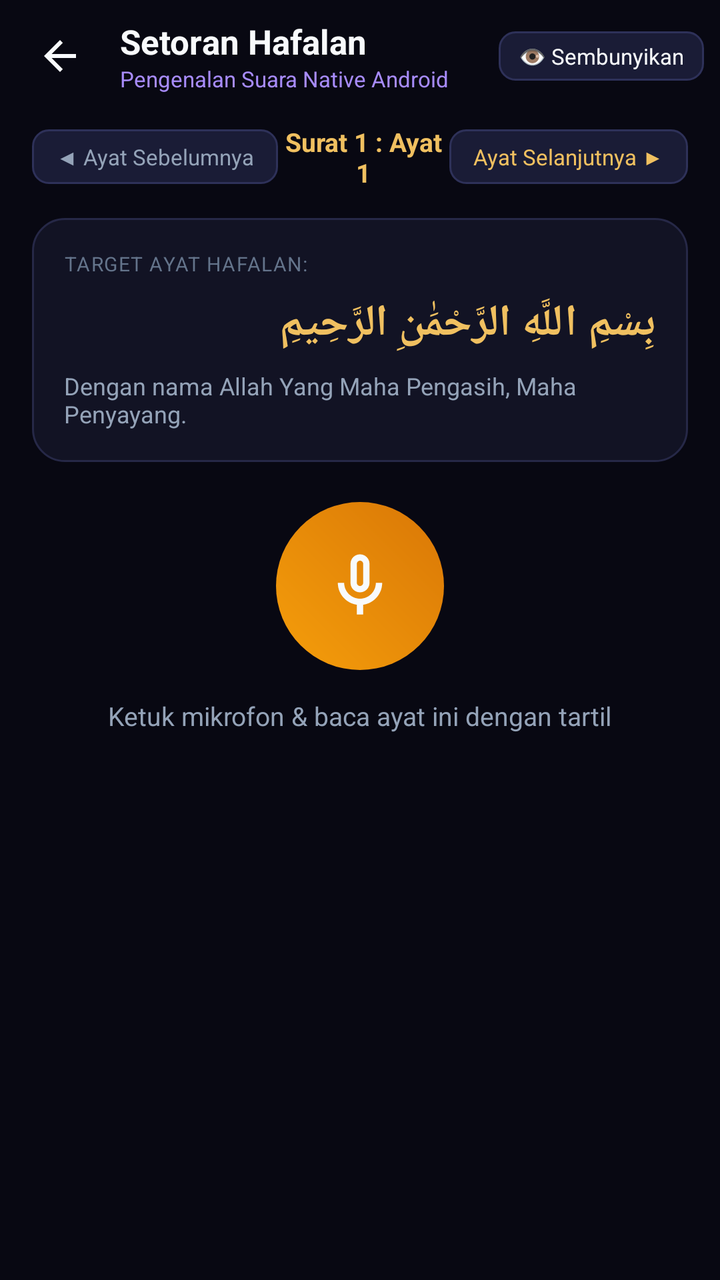
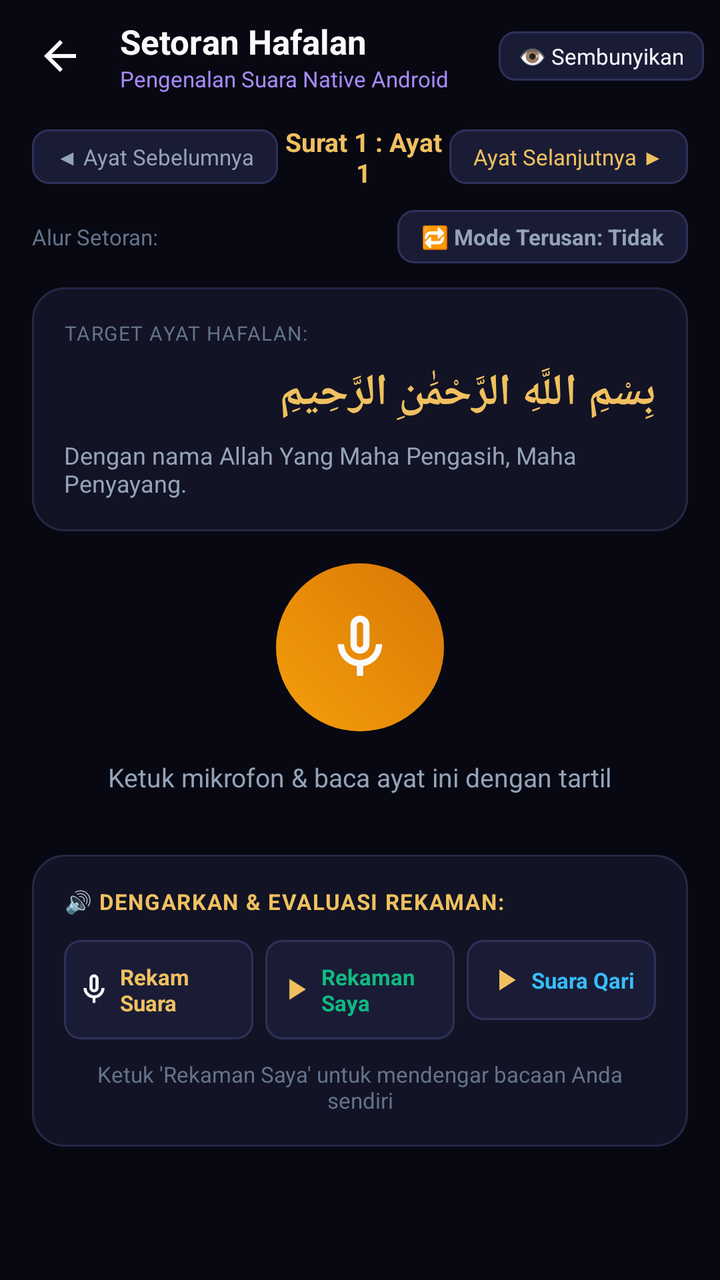

Compare the two renders of this Android layout. The source of the first and the diff that turns it into the second are given below.
<!-- AndroidManifest.xml: activity theme AppTheme.NoActionBar -->
<!-- res/layout/activity_hafalan.xml -->
<?xml version="1.0" encoding="utf-8"?>
<ScrollView xmlns:android="http://schemas.android.com/apk/res/android"
    android:layout_width="match_parent"
    android:layout_height="match_parent"
    android:background="@color/bg_main"
    android:fillViewport="true">

    <LinearLayout
        android:layout_width="match_parent"
        android:layout_height="wrap_content"
        android:orientation="vertical"
        android:paddingBottom="24dp">

        
        <LinearLayout
            android:layout_width="match_parent"
            android:layout_height="56dp"
            android:orientation="horizontal"
            android:gravity="center_vertical"
            android:paddingHorizontal="8dp">

            <ImageButton
                android:id="@+id/btn_back_hafal"
                android:layout_width="44dp"
                android:layout_height="44dp"
                android:background="?attr/selectableItemBackgroundBorderless"
                android:src="@drawable/ic_arrow_back"
                android:contentDescription="Kembali" />

            <LinearLayout
                android:layout_width="0dp"
                android:layout_height="wrap_content"
                android:layout_weight="1"
                android:orientation="vertical"
                android:layout_marginStart="8dp">

                <TextView
                    android:id="@+id/tv_hafal_title"
                    android:layout_width="wrap_content"
                    android:layout_height="wrap_content"
                    android:text="Setoran Hafalan"
                    android:textColor="@color/text_primary"
                    android:textSize="17sp"
                    android:textStyle="bold" />

                <TextView
                    android:id="@+id/tv_hafal_subtitle"
                    android:layout_width="wrap_content"
                    android:layout_height="wrap_content"
                    android:text="Pengenalan Suara Native Android"
                    android:textColor="@color/purple_accent"
                    android:textSize="11sp" />
            </LinearLayout>

            <TextView
                android:id="@+id/btn_toggle_hide"
                android:layout_width="wrap_content"
                android:layout_height="wrap_content"
                android:background="@drawable/bg_chip_action"
                android:paddingHorizontal="10dp"
                android:paddingVertical="5dp"
                android:text="👁️ Sembunyikan"
                android:textColor="@color/text_primary"
                android:textSize="11sp" />
        </LinearLayout>

        
        <LinearLayout
            android:layout_width="match_parent"
            android:layout_height="wrap_content"
            android:orientation="horizontal"
            android:gravity="center_vertical"
            android:paddingHorizontal="16dp"
            android:paddingVertical="6dp">

            <TextView
                android:id="@+id/btn_prev_ayah"
                android:layout_width="wrap_content"
                android:layout_height="wrap_content"
                android:background="@drawable/bg_chip_action"
                android:paddingHorizontal="12dp"
                android:paddingVertical="6dp"
                android:text="◀ Ayat Sebelumnya"
                android:textColor="@color/text_secondary"
                android:textSize="11sp" />

            <TextView
                android:id="@+id/tv_current_ayah_badge"
                android:layout_width="0dp"
                android:layout_height="wrap_content"
                android:layout_weight="1"
                android:gravity="center"
                android:text="Surat 1 : Ayat 1"
                android:textColor="@color/gold_primary"
                android:textSize="13sp"
                android:textStyle="bold" />

            <TextView
                android:id="@+id/btn_next_ayah"
                android:layout_width="wrap_content"
                android:layout_height="wrap_content"
                android:background="@drawable/bg_chip_action"
                android:paddingHorizontal="12dp"
                android:paddingVertical="6dp"
                android:text="Ayat Selanjutnya ▶"
                android:textColor="@color/gold_primary"
                android:textSize="11sp" />
        </LinearLayout>

        
        <LinearLayout
            android:layout_width="match_parent"
            android:layout_height="wrap_content"
            android:layout_marginHorizontal="16dp"
            android:layout_marginTop="8dp"
            android:background="@drawable/bg_card_surah"
            android:orientation="vertical"
            android:padding="16dp">

            <TextView
                android:layout_width="wrap_content"
                android:layout_height="wrap_content"
                android:text="TARGET AYAT HAFALAN:"
                android:textColor="@color/text_muted"
                android:textSize="10sp"
                android:letterSpacing="0.05"
                android:layout_marginBottom="8dp" />

            <TextView
                android:id="@+id/tv_target_arabic"
                android:layout_width="match_parent"
                android:layout_height="wrap_content"
                android:gravity="right"
                android:layoutDirection="rtl"
                android:textDirection="rtl"
                android:textAlignment="textStart"
                android:lineSpacingMultiplier="1.4"
                android:text="بِسْمِ اللَّهِ الرَّحْمَٰنِ الرَّحِيمِ"
                android:textColor="@color/gold_primary"
                android:textSize="22sp"
                android:textStyle="bold"
                android:layout_marginBottom="8dp" />

            <TextView
                android:id="@+id/tv_target_indo"
                android:layout_width="match_parent"
                android:layout_height="wrap_content"
                android:text="Dengan nama Allah Yang Maha Pengasih, Maha Penyayang."
                android:textColor="@color/text_secondary"
                android:textSize="12sp" />
        </LinearLayout>

        
        <LinearLayout
            android:layout_width="match_parent"
            android:layout_height="wrap_content"
            android:gravity="center"
            android:orientation="vertical"
            android:paddingVertical="20dp">

            
            <FrameLayout
                android:id="@+id/btn_mic"
                android:layout_width="84dp"
                android:layout_height="84dp"
                android:background="@drawable/bg_mic_circle">

                <ImageView
                    android:id="@+id/iv_mic_icon"
                    android:layout_width="38dp"
                    android:layout_height="38dp"
                    android:layout_gravity="center"
                    android:src="@drawable/ic_mic"
                    android:contentDescription="Mulai Rekam" />
            </FrameLayout>

            <TextView
                android:id="@+id/tv_mic_status"
                android:layout_width="wrap_content"
                android:layout_height="wrap_content"
                android:layout_marginTop="14dp"
                android:text="Ketuk mikrofon &amp; baca ayat ini dengan tartil"
                android:textColor="@color/text_secondary"
                android:textSize="13sp" />
        </LinearLayout>

        
        <LinearLayout
            android:id="@+id/card_live_speech"
            android:layout_width="match_parent"
            android:layout_height="wrap_content"
            android:layout_marginHorizontal="16dp"
            android:layout_marginBottom="12dp"
            android:background="@drawable/bg_card_surah"
            android:orientation="vertical"
            android:padding="14dp"
            android:visibility="gone">

            <LinearLayout
                android:layout_width="match_parent"
                android:layout_height="wrap_content"
                android:orientation="horizontal"
                android:gravity="center_vertical"
                android:layout_marginBottom="8dp">

                <TextView
                    android:layout_width="0dp"
                    android:layout_height="wrap_content"
                    android:layout_weight="1"
                    android:text="🎙️ BACAAN SUARA TERDETEKSI (LANGSUNG):"
                    android:textColor="@color/cyan_accent"
                    android:textSize="10sp"
                    android:textStyle="bold"
                    android:letterSpacing="0.05" />

                <TextView
                    android:id="@+id/tv_live_recording_indicator"
                    android:layout_width="wrap_content"
                    android:layout_height="wrap_content"
                    android:text="● Merekam..."
                    android:textColor="@color/emerald"
                    android:textSize="10sp"
                    android:textStyle="bold" />
            </LinearLayout>

            <TextView
                android:id="@+id/tv_live_speech"
                android:layout_width="match_parent"
                android:layout_height="wrap_content"
                android:gravity="right"
                android:layoutDirection="rtl"
                android:textDirection="rtl"
                android:textAlignment="textStart"
                android:text=""
                android:textColor="@color/gold_light"
                android:textSize="22sp"
                android:lineSpacingMultiplier="1.4"
                android:minLines="2" />
        </LinearLayout>

        
        <LinearLayout
            android:id="@+id/layout_action_periksa_hafalan"
            android:layout_width="match_parent"
            android:layout_height="wrap_content"
            android:layout_marginHorizontal="16dp"
            android:layout_marginBottom="14dp"
            android:orientation="vertical"
            android:visibility="gone">

            <TextView
                android:id="@+id/btn_periksa_hafalan"
                android:layout_width="match_parent"
                android:layout_height="wrap_content"
                android:background="@drawable/bg_badge_number"
                android:gravity="center"
                android:paddingVertical="12dp"
                android:text="✓ Periksa Hafalan"
                android:textColor="@color/emerald"
                android:textSize="14sp"
                android:textStyle="bold" />
        </LinearLayout>

        
        <LinearLayout
            android:id="@+id/card_hafal_result"
            android:layout_width="match_parent"
            android:layout_height="wrap_content"
            android:layout_marginHorizontal="16dp"
            android:background="@drawable/bg_card_surah"
            android:orientation="vertical"
            android:padding="16dp"
            android:visibility="gone">

            <LinearLayout
                android:layout_width="match_parent"
                android:layout_height="wrap_content"
                android:orientation="horizontal"
                android:gravity="center_vertical"
                android:layout_marginBottom="10dp">

                <TextView
                    android:layout_width="0dp"
                    android:layout_height="wrap_content"
                    android:layout_weight="1"
                    android:text="HASIL PEMERIKSAAN HAFALAN:"
                    android:textColor="@color/gold_primary"
                    android:textSize="11sp"
                    android:textStyle="bold"
                    android:letterSpacing="0.05" />

                <TextView
                    android:id="@+id/tv_score_badge"
                    android:layout_width="wrap_content"
                    android:layout_height="wrap_content"
                    android:background="@drawable/bg_chip_action"
                    android:paddingHorizontal="10dp"
                    android:paddingVertical="4dp"
                    android:text="100% Sempurna!"
                    android:textColor="@color/emerald"
                    android:textSize="12sp"
                    android:textStyle="bold" />
            </LinearLayout>

            <TextView
                android:id="@+id/tv_correction_feedback"
                android:layout_width="match_parent"
                android:layout_height="wrap_content"
                android:text="Semua kata sesuai target ayat."
                android:textColor="@color/emerald"
                android:textSize="13sp"
                android:layout_marginBottom="10dp" />

            
            <TextView
                android:layout_width="wrap_content"
                android:layout_height="wrap_content"
                android:text="Bacaan Anda (Merah = Tidak Cocok):"
                android:textColor="@color/text_muted"
                android:textSize="10sp"
                android:layout_marginBottom="4dp" />

            <TextView
                android:id="@+id/tv_user_recitation"
                android:layout_width="match_parent"
                android:layout_height="wrap_content"
                android:background="#121326"
                android:padding="12dp"
                android:lineSpacingMultiplier="1.4"
                android:gravity="right"
                android:layoutDirection="rtl"
                android:textDirection="rtl"
                android:textAlignment="textStart"
                android:text="Hasil suara..."
                android:textColor="@color/text_primary"
                android:textSize="20sp"
                android:layout_marginBottom="12dp" />

            
            <TextView
                android:layout_width="wrap_content"
                android:layout_height="wrap_content"
                android:text="Target Ayat Acuan:"
                android:textColor="@color/text_muted"
                android:textSize="10sp"
                android:layout_marginBottom="4dp" />

            <TextView
                android:id="@+id/tv_word_diff"
                android:layout_width="match_parent"
                android:layout_height="wrap_content"
                android:background="#121326"
                android:padding="12dp"
                android:text=""
                android:textSize="22sp"
                android:gravity="right"
                android:layoutDirection="rtl"
                android:textDirection="rtl"
                android:textAlignment="textStart"
                android:lineSpacingMultiplier="1.5"
                android:visibility="visible" />
        </LinearLayout>

        
        <LinearLayout
            android:id="@+id/layout_audio_comparison"
            android:layout_width="match_parent"
            android:layout_height="wrap_content"
            android:layout_marginHorizontal="16dp"
            android:layout_marginTop="14dp"
            android:background="@drawable/bg_card_surah"
            android:orientation="vertical"
            android:padding="16dp"
            android:visibility="gone">

            <TextView
                android:layout_width="wrap_content"
                android:layout_height="wrap_content"
                android:text="🔊 DENGARKAN &amp; EVALUASI REKAMAN:"
                android:textColor="@color/gold_primary"
                android:textSize="11sp"
                android:textStyle="bold"
                android:letterSpacing="0.05"
                android:layout_marginBottom="12dp" />

            <LinearLayout
                android:layout_width="match_parent"
                android:layout_height="wrap_content"
                android:orientation="horizontal">

                
                <LinearLayout
                    android:id="@+id/btn_play_user_recording"
                    android:layout_width="0dp"
                    android:layout_height="wrap_content"
                    android:layout_weight="1"
                    android:background="@drawable/bg_chip_action"
                    android:gravity="center"
                    android:orientation="horizontal"
                    android:paddingVertical="11dp"
                    android:paddingHorizontal="8dp"
                    android:layout_marginEnd="8dp">

                    <ImageView
                        android:id="@+id/iv_user_play_icon"
                        android:layout_width="20dp"
                        android:layout_height="20dp"
                        android:src="@drawable/ic_play_arrow"
                        android:contentDescription="Putar Suara Saya" />

                    <TextView
                        android:id="@+id/tv_user_play_label"
                        android:layout_width="wrap_content"
                        android:layout_height="wrap_content"
                        android:layout_marginStart="6dp"
                        android:text="Rekaman Saya"
                        android:textColor="@color/gold_primary"
                        android:textSize="12sp"
                        android:textStyle="bold" />
                </LinearLayout>

                
                <LinearLayout
                    android:id="@+id/btn_listen_correct"
                    android:layout_width="0dp"
                    android:layout_height="wrap_content"
                    android:layout_weight="1"
                    android:background="@drawable/bg_chip_action"
                    android:gravity="center"
                    android:orientation="horizontal"
                    android:paddingVertical="11dp"
                    android:paddingHorizontal="8dp">

                    <ImageView
                        android:id="@+id/iv_qari_play_icon"
                        android:layout_width="20dp"
                        android:layout_height="20dp"
                        android:src="@drawable/ic_play_arrow"
                        android:contentDescription="Putar Suara Qari" />

                    <TextView
                        android:id="@+id/tv_qari_play_label"
                        android:layout_width="wrap_content"
                        android:layout_height="wrap_content"
                        android:layout_marginStart="6dp"
                        android:text="Suara Qari"
                        android:textColor="@color/cyan_accent"
                        android:textSize="12sp"
                        android:textStyle="bold" />
                </LinearLayout>

            </LinearLayout>

            
            <TextView
                android:id="@+id/tv_audio_play_status"
                android:layout_width="match_parent"
                android:layout_height="wrap_content"
                android:layout_marginTop="10dp"
                android:gravity="center"
                android:text="Ketuk 'Rekaman Saya' untuk mendengar bacaan Anda sendiri"
                android:textColor="@color/text_muted"
                android:textSize="11sp" />

        </LinearLayout>

    </LinearLayout>
</ScrollView>
<!-- resources referenced by this layout -->
<resources>
  <color name="bg_main">#080812</color>
  <color name="cyan_accent">#38BDF8</color>
  <color name="emerald">#10B981</color>
  <color name="gold_light">#FDE68A</color>
  <color name="gold_primary">#F0C060</color>
  <color name="purple_accent">#A78BFA</color>
  <color name="text_muted">#64748B</color>
  <color name="text_primary">#F8FAFC</color>
  <color name="text_secondary">#94A3B8</color>
  <!-- drawable bg_badge_number (drawable) -->
  <?xml version="1.0" encoding="utf-8"?>
  <shape xmlns:android="http://schemas.android.com/apk/res/android"
      android:shape="oval">
      <solid android:color="#232542" />
      <stroke android:width="1.5dp" android:color="@color/gold_primary" />
  </shape>
  <!-- drawable bg_card_surah (drawable) -->
  <?xml version="1.0" encoding="utf-8"?>
  <shape xmlns:android="http://schemas.android.com/apk/res/android"
      android:shape="rectangle">
      <solid android:color="@color/bg_card" />
      <corners android:radius="16dp" />
      <stroke android:width="1dp" android:color="@color/border_color" />
  </shape>
  <!-- drawable bg_chip_action (drawable) -->
  <?xml version="1.0" encoding="utf-8"?>
  <shape xmlns:android="http://schemas.android.com/apk/res/android"
      android:shape="rectangle">
      <solid android:color="#1A1C36" />
      <corners android:radius="8dp" />
      <stroke android:width="1dp" android:color="#2E3159" />
  </shape>
  <!-- drawable bg_mic_circle (drawable) -->
  <?xml version="1.0" encoding="utf-8"?>
  <shape xmlns:android="http://schemas.android.com/apk/res/android"
      android:shape="oval">
      <gradient
          android:startColor="#F59E0B"
          android:endColor="#D97706"
          android:angle="45" />
  </shape>
  <!-- drawable ic_arrow_back (drawable) -->
  <vector xmlns:android="http://schemas.android.com/apk/res/android"
      android:width="24dp"
      android:height="24dp"
      android:viewportWidth="24"
      android:viewportHeight="24">
    <path
        android:fillColor="@color/text_primary"
        android:pathData="M20,11H7.83l5.59,-5.59L12,4l-8,8 8,8 1.41,-1.41L7.83,13H20v-2z"/>
  </vector>
  <!-- drawable ic_mic (drawable) -->
  <vector xmlns:android="http://schemas.android.com/apk/res/android"
      android:width="24dp"
      android:height="24dp"
      android:viewportWidth="24"
      android:viewportHeight="24">
    <path
        android:fillColor="@color/text_primary"
        android:pathData="M12,14c1.66,0 3,-1.34 3,-3V5c0,-1.66 -1.34,-3 -3,-3S9,3.34 9,5v6c0,1.66 1.34,3 3,3zm-1,-9c0,-0.55 0.45,-1 1,-1s1,0.45 1,1v6c0,0.55 -0.45,1 -1,1s-1,-0.45 -1,-1V5zm6,6c0,2.76 -2.24,5 -5,5s-5,-2.24 -5,-5H5c0,3.53 2.61,6.43 6,6.92V21h2v-3.08c3.39,-0.49 6,-3.39 6,-6.92h-2z"/>
  </vector>
  <!-- drawable ic_play_arrow (drawable) -->
  <vector xmlns:android="http://schemas.android.com/apk/res/android"
      android:width="24dp"
      android:height="24dp"
      android:viewportWidth="24"
      android:viewportHeight="24">
    <path
        android:fillColor="@color/gold_primary"
        android:pathData="M8,5v14l11,-7z"/>
  </vector>
  <style name="AppTheme.NoActionBar" parent="AppTheme">
          <item name="windowActionBar">false</item>
          <item name="windowNoTitle">true</item>
      </style>
  <color name="bg_card">#121324</color>
  <color name="border_color">#262847</color>
  <style name="AppTheme" parent="Theme.MaterialComponents.DayNight.NoActionBar">
          <item name="colorPrimary">@color/gold_primary</item>
          <item name="colorPrimaryDark">@color/bg_main</item>
          <item name="colorAccent">@color/gold_primary</item>
          <item name="android:windowBackground">@color/bg_main</item>
          <item name="android:statusBarColor">@color/bg_main</item>
          <item name="android:navigationBarColor">@color/bg_main</item>
      </style>
</resources>

<!-- the commit's change to res/layout/activity_hafalan.xml (unified diff, before → after) -->
@@ -105,6 +105,36 @@
                 android:text="Ayat Selanjutnya ▶"
                 android:textColor="@color/gold_primary"
                 android:textSize="11sp" />
+        </LinearLayout>
+
+        
+        <LinearLayout
+            android:layout_width="match_parent"
+            android:layout_height="wrap_content"
+            android:orientation="horizontal"
+            android:gravity="center_vertical"
+            android:paddingHorizontal="16dp"
+            android:paddingVertical="4dp">
+
+            <TextView
+                android:layout_width="0dp"
+                android:layout_height="wrap_content"
+                android:layout_weight="1"
+                android:text="Alur Setoran:"
+                android:textColor="@color/text_muted"
+                android:textSize="11sp" />
+
+            <TextView
+                android:id="@+id/btn_toggle_terusan"
+                android:layout_width="wrap_content"
+                android:layout_height="wrap_content"
+                android:background="@drawable/bg_chip_action"
+                android:paddingHorizontal="12dp"
+                android:paddingVertical="6dp"
+                android:text="🔁 Mode Terusan: Tidak"
+                android:textColor="@color/text_secondary"
+                android:textSize="11sp"
+                android:textStyle="bold" />
         </LinearLayout>
 
         
@@ -150,13 +180,15 @@
                 android:textSize="12sp" />
         </LinearLayout>
 
+
+
         
         <LinearLayout
             android:layout_width="match_parent"
             android:layout_height="wrap_content"
             android:gravity="center"
             android:orientation="vertical"
-            android:paddingVertical="20dp">
+            android:paddingVertical="16dp">
 
             
             <FrameLayout
@@ -333,32 +365,7 @@
                 android:textAlignment="textStart"
                 android:text="Hasil suara..."
                 android:textColor="@color/text_primary"
-                android:textSize="20sp"
-                android:layout_marginBottom="12dp" />
-
-            
-            <TextView
-                android:layout_width="wrap_content"
-                android:layout_height="wrap_content"
-                android:text="Target Ayat Acuan:"
-                android:textColor="@color/text_muted"
-                android:textSize="10sp"
-                android:layout_marginBottom="4dp" />
-
-            <TextView
-                android:id="@+id/tv_word_diff"
-                android:layout_width="match_parent"
-                android:layout_height="wrap_content"
-                android:background="#121326"
-                android:padding="12dp"
-                android:text=""
-                android:textSize="22sp"
-                android:gravity="right"
-                android:layoutDirection="rtl"
-                android:textDirection="rtl"
-                android:textAlignment="textStart"
-                android:lineSpacingMultiplier="1.5"
-                android:visibility="visible" />
+                android:textSize="20sp" />
         </LinearLayout>
 
         
@@ -371,7 +378,7 @@
             android:background="@drawable/bg_card_surah"
             android:orientation="vertical"
             android:padding="16dp"
-            android:visibility="gone">
+            android:visibility="visible">
 
             <TextView
                 android:layout_width="wrap_content"
@@ -390,7 +397,7 @@
 
                 
                 <LinearLayout
-                    android:id="@+id/btn_play_user_recording"
+                    android:id="@+id/btn_record_user_audio"
                     android:layout_width="0dp"
                     android:layout_height="wrap_content"
                     android:layout_weight="1"
@@ -398,30 +405,30 @@
                     android:gravity="center"
                     android:orientation="horizontal"
                     android:paddingVertical="11dp"
-                    android:paddingHorizontal="8dp"
-                    android:layout_marginEnd="8dp">
+                    android:paddingHorizontal="6dp"
+                    android:layout_marginEnd="6dp">
 
                     <ImageView
-                        android:id="@+id/iv_user_play_icon"
-                        android:layout_width="20dp"
-                        android:layout_height="20dp"
-                        android:src="@drawable/ic_play_arrow"
-                        android:contentDescription="Putar Suara Saya" />
+                        android:id="@+id/iv_record_icon"
+                        android:layout_width="18dp"
+                        android:layout_height="18dp"
+                        android:src="@drawable/ic_mic"
+                        android:contentDescription="Rekam Suara" />
 
                     <TextView
-                        android:id="@+id/tv_user_play_label"
+                        android:id="@+id/tv_record_label"
                         android:layout_width="wrap_content"
                         android:layout_height="wrap_content"
-                        android:layout_marginStart="6dp"
-                        android:text="Rekaman Saya"
+                        android:layout_marginStart="4dp"
+                        android:text="Rekam Suara"
                         android:textColor="@color/gold_primary"
-                        android:textSize="12sp"
+                        android:textSize="11sp"
                         android:textStyle="bold" />
                 </LinearLayout>
 
                 
                 <LinearLayout
-                    android:id="@+id/btn_listen_correct"
+                    android:id="@+id/btn_play_user_recording"
                     android:layout_width="0dp"
                     android:layout_height="wrap_content"
                     android:layout_weight="1"
@@ -429,12 +436,43 @@
                     android:gravity="center"
                     android:orientation="horizontal"
                     android:paddingVertical="11dp"
-                    android:paddingHorizontal="8dp">
+                    android:paddingHorizontal="6dp"
+                    android:layout_marginEnd="6dp">
+
+                    <ImageView
+                        android:id="@+id/iv_user_play_icon"
+                        android:layout_width="18dp"
+                        android:layout_height="18dp"
+                        android:src="@drawable/ic_play_arrow"
+                        android:contentDescription="Putar Suara Saya" />
+
+                    <TextView
+                        android:id="@+id/tv_user_play_label"
+                        android:layout_width="wrap_content"
+                        android:layout_height="wrap_content"
+                        android:layout_marginStart="4dp"
+                        android:text="Rekaman Saya"
+                        android:textColor="@color/emerald"
+                        android:textSize="11sp"
+                        android:textStyle="bold" />
+                </LinearLayout>
+
+                
+                <LinearLayout
+                    android:id="@+id/btn_listen_correct"
+                    android:layout_width="0dp"
+                    android:layout_height="wrap_content"
+                    android:layout_weight="1"
+                    android:background="@drawable/bg_chip_action"
+                    android:gravity="center"
+                    android:orientation="horizontal"
+                    android:paddingVertical="11dp"
+                    android:paddingHorizontal="6dp">
 
                     <ImageView
                         android:id="@+id/iv_qari_play_icon"
-                        android:layout_width="20dp"
-                        android:layout_height="20dp"
+                        android:layout_width="18dp"
+                        android:layout_height="18dp"
                         android:src="@drawable/ic_play_arrow"
                         android:contentDescription="Putar Suara Qari" />
 
@@ -442,10 +480,10 @@
                         android:id="@+id/tv_qari_play_label"
                         android:layout_width="wrap_content"
                         android:layout_height="wrap_content"
-                        android:layout_marginStart="6dp"
+                        android:layout_marginStart="4dp"
                         android:text="Suara Qari"
                         android:textColor="@color/cyan_accent"
-                        android:textSize="12sp"
+                        android:textSize="11sp"
                         android:textStyle="bold" />
                 </LinearLayout>
 
